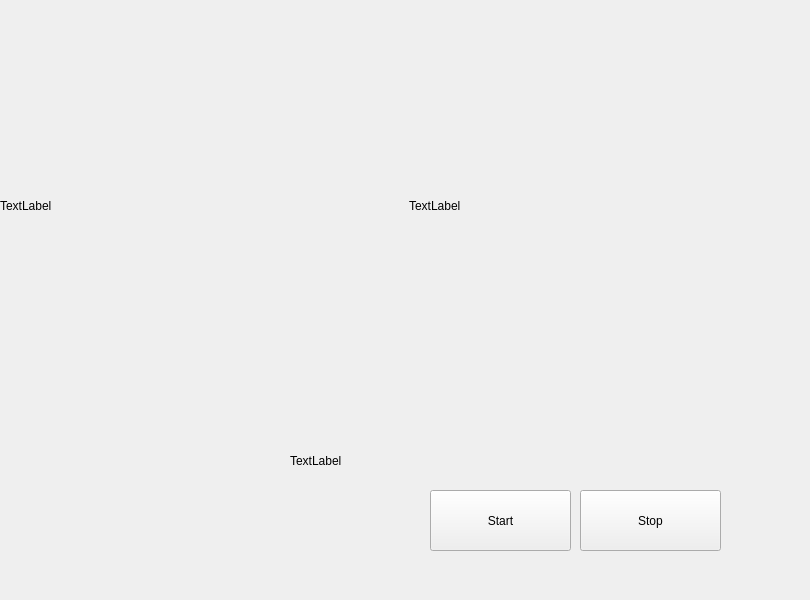
Old version of the form mainwindow.ui in the repository Yaroslav3947/ScreenshotComparison.
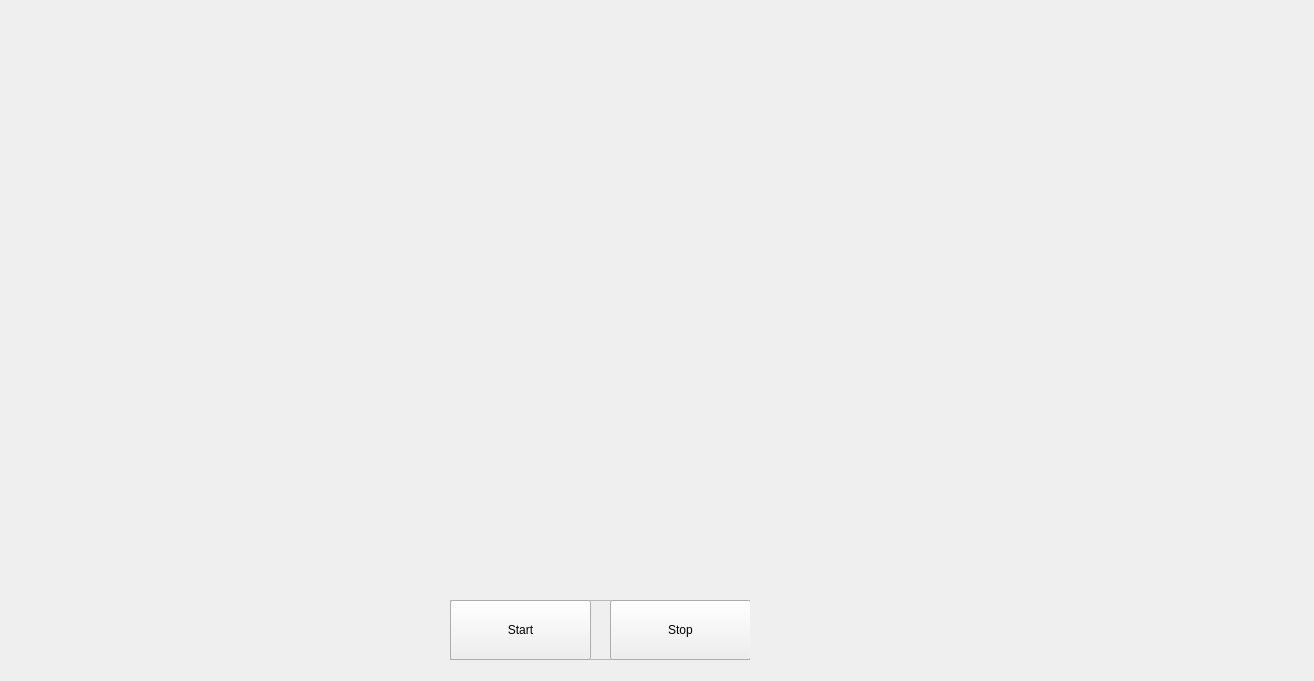
New version of the form.

```diff
--- a/mainwindow.ui
+++ b/mainwindow.ui
@@ -6,8 +6,8 @@
    <rect>
     <x>0</x>
     <y>0</y>
-    <width>810</width>
-    <height>600</height>
+    <width>1314</width>
+    <height>681</height>
    </rect>
   </property>
   <property name="windowTitle">
@@ -17,40 +17,17 @@
    <widget class="QLabel" name="similarityPercentageLabel">
     <property name="geometry">
      <rect>
-      <x>290</x>
-      <y>450</y>
-      <width>271</width>
+      <x>450</x>
+      <y>570</y>
+      <width>301</width>
       <height>21</height>
      </rect>
     </property>
     <property name="text">
-     <string>TextLabel</string>
+     <string/>
     </property>
-   </widget>
-   <widget class="QPushButton" name="startButton">
-    <property name="geometry">
-     <rect>
-      <x>430</x>
-      <y>490</y>
-      <width>141</width>
-      <height>61</height>
-     </rect>
-    </property>
-    <property name="text">
-     <string>Start</string>
-    </property>
-   </widget>
-   <widget class="QPushButton" name="stopButton">
-    <property name="geometry">
-     <rect>
-      <x>580</x>
-      <y>490</y>
-      <width>141</width>
-      <height>61</height>
-     </rect>
-    </property>
-    <property name="text">
-     <string>Stop</string>
+    <property name="alignment">
+     <set>Qt::AlignCenter</set>
     </property>
    </widget>
    <widget class="QWidget" name="gridLayoutWidget">
@@ -58,27 +35,69 @@
      <rect>
       <x>0</x>
       <y>0</y>
-      <width>811</width>
-      <height>411</height>
+      <width>1311</width>
+      <height>531</height>
      </rect>
     </property>
     <layout class="QGridLayout" name="gridLayout">
-     <item row="0" column="2">
-      <widget class="QLabel" name="currentScreenshotLabel">
-       <property name="text">
-        <string>TextLabel</string>
-       </property>
-      </widget>
-     </item>
      <item row="0" column="3">
       <widget class="QLabel" name="previousScreenshotLabel">
        <property name="text">
-        <string>TextLabel</string>
+        <string/>
+       </property>
+      </widget>
+     </item>
+     <item row="0" column="1">
+      <widget class="QLabel" name="currentScreenshotLabel">
+       <property name="text">
+        <string/>
        </property>
       </widget>
      </item>
     </layout>
    </widget>
+   <widget class="QFrame" name="buttonFrame">
+    <property name="geometry">
+     <rect>
+      <x>450</x>
+      <y>600</y>
+      <width>300</width>
+      <height>60</height>
+     </rect>
+    </property>
+    <property name="frameShape">
+     <enum>QFrame::StyledPanel</enum>
+    </property>
+    <property name="frameShadow">
+     <enum>QFrame::Raised</enum>
+    </property>
+    <widget class="QPushButton" name="startButton">
+     <property name="geometry">
+      <rect>
+       <x>0</x>
+       <y>0</y>
+       <width>141</width>
+       <height>60</height>
+      </rect>
+     </property>
+     <property name="text">
+      <string>Start</string>
+     </property>
+    </widget>
+    <widget class="QPushButton" name="stopButton">
+     <property name="geometry">
+      <rect>
+       <x>160</x>
+       <y>0</y>
+       <width>141</width>
+       <height>60</height>
+      </rect>
+     </property>
+     <property name="text">
+      <string>Stop</string>
+     </property>
+    </widget>
+   </widget>
   </widget>
  </widget>
  <resources/>
```
